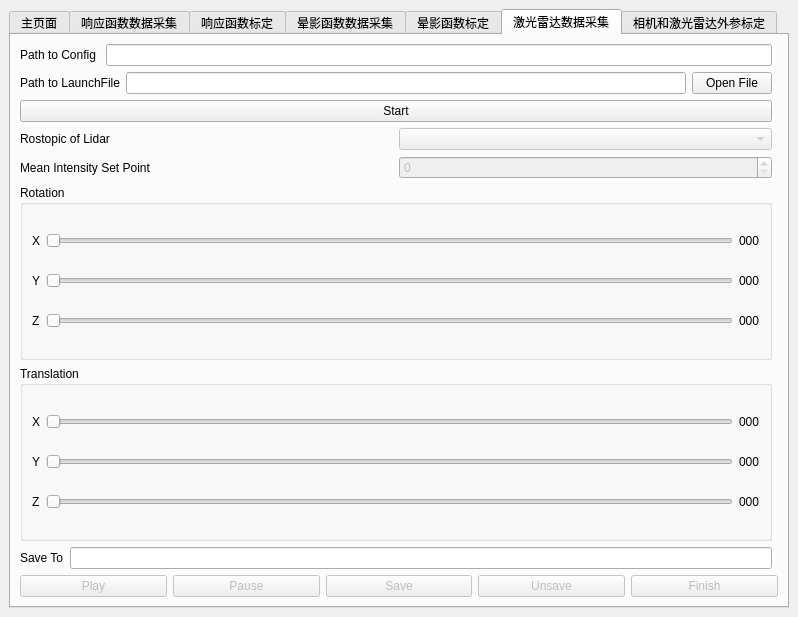
Old version of the form src/mainwindow.ui in the repository KangJialiang/Data-Platform.
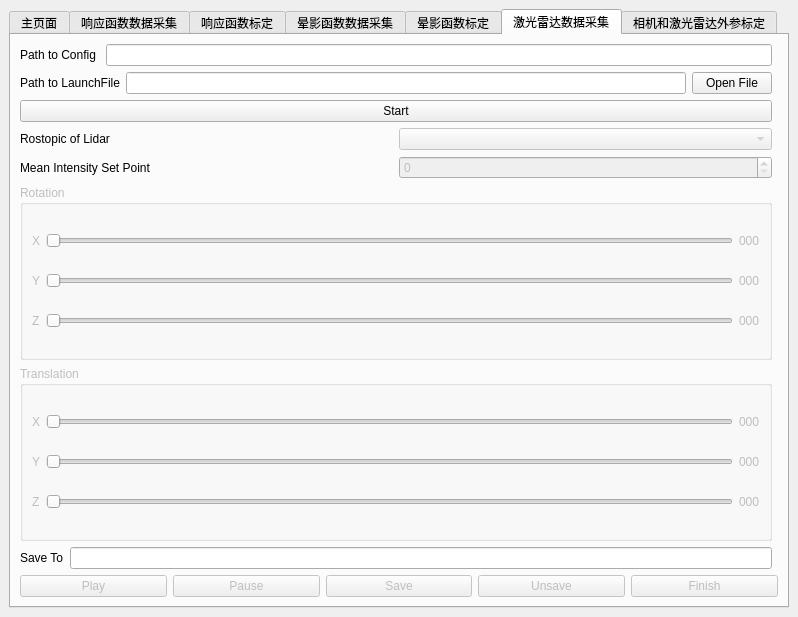
New version of the form.

Commit message: fix: default disable some groups

Patch:
```diff
--- a/src/mainwindow.ui
+++ b/src/mainwindow.ui
@@ -806,6 +806,9 @@
         </item>
         <item row="7" column="0">
          <widget class="QGroupBox" name="rotationGroup">
+          <property name="enabled">
+           <bool>false</bool>
+          </property>
           <property name="title">
            <string>Rotation</string>
           </property>
@@ -901,6 +904,9 @@
         </item>
         <item row="8" column="0">
          <widget class="QGroupBox" name="translationGroup">
+          <property name="enabled">
+           <bool>false</bool>
+          </property>
           <property name="title">
            <string>Translation</string>
           </property>
```
